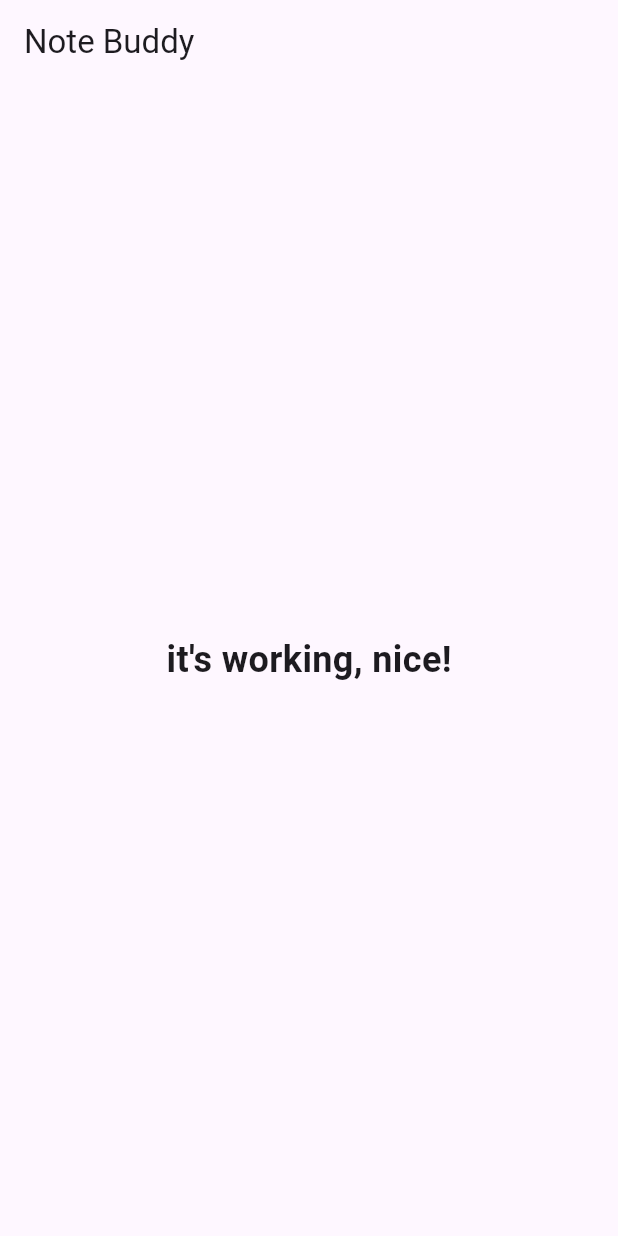
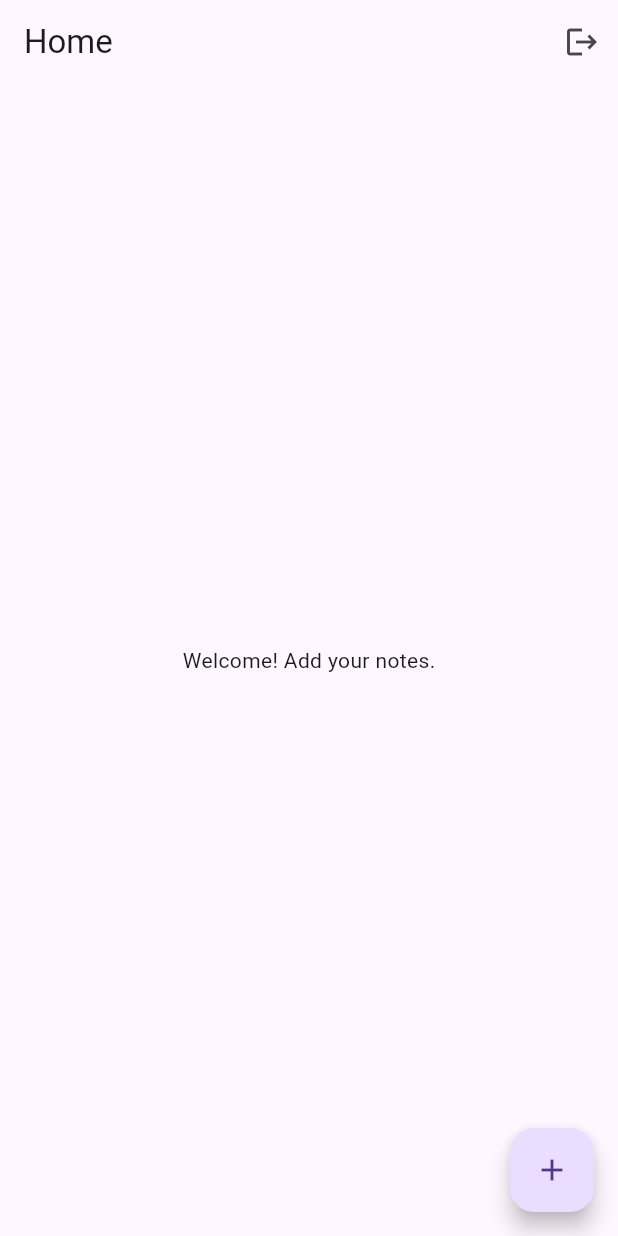
Before and after one commit to charukaonline/note_buddy, a Flutter app: the HomeScreen screen opened directly, on a phone screen of 412 x 824 dp. Run offline on Flutter 3.47's test engine with Material 3 defaults, Android fonts, the phone set to English and light mode, and no system bars; our stand-ins replace cloud_firestore, firebase_auth, firebase_core; accounts and stored records are empty.

Commit message:
add notes screen done

```diff
--- a/lib/screens/home/home_screen.dart
+++ b/lib/screens/home/home_screen.dart
@@ -1,22 +1,43 @@
 import 'package:flutter/material.dart';
+import 'package:firebase_auth/firebase_auth.dart';
+import '../auth/login_screen.dart';
+import '../notes/add_note_screen.dart';
+import '../../services/auth_service.dart';
 
 class HomeScreen extends StatelessWidget {
-  const HomeScreen({Key? key}) : super(key: key);
+  final AuthService _authService = AuthService();
+
+  void _logout(BuildContext context) async {
+    await _authService.logout();
+    Navigator.pushReplacement(
+      context,
+      MaterialPageRoute(builder: (context) => LoginScreen()),
+    );
+  }
 
   @override
   Widget build(BuildContext context) {
     return Scaffold(
       appBar: AppBar(
-        title: const Text('Note Buddy'),
+        title: Text("Home"),
+        actions: [
+          IconButton(
+            icon: Icon(Icons.logout),
+            onPressed: () => _logout(context),
+          ),
+        ],
       ),
-      body: const Center(
-        child: Text(
-          "it's working, nice!",
-          style: TextStyle(
-            fontSize: 24,
-            fontWeight: FontWeight.bold,
-          ),
-        ),
+      body: Center(
+        child: Text("Welcome! Add your notes."),
+      ),
+      floatingActionButton: FloatingActionButton(
+        onPressed: () {
+          Navigator.push(
+            context,
+            MaterialPageRoute(builder: (context) => AddNoteScreen()),
+          );
+        },
+        child: Icon(Icons.add),
       ),
     );
   }
```
Also changed, not shown: lib/screens/notes/add_note_screen.dart (+58 -0 lines), lib/services/firestore_service.dart (added, +22 -0 lines).
